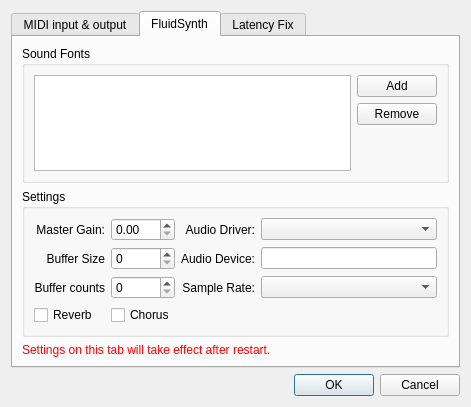
Before: the Qt Designer form src/GuiMidiSetupDialog.ui in pianobooster/PianoBooster, drawn with Qt 5.
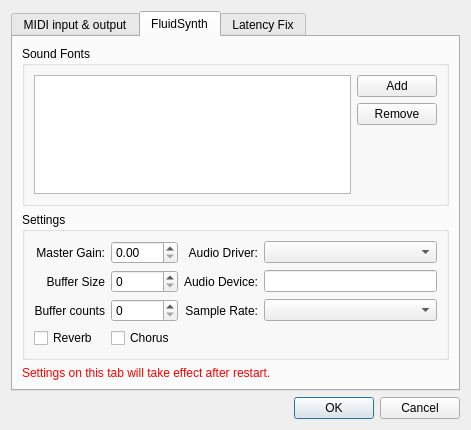
After: the same form once the commit is applied.

Commit message: buffer expansion FluidSynth

```diff
--- a/src/GuiMidiSetupDialog.ui
+++ b/src/GuiMidiSetupDialog.ui
@@ -7,7 +7,7 @@
     <x>0</x>
     <y>0</y>
     <width>471</width>
-    <height>407</height>
+    <height>430</height>
    </rect>
   </property>
   <property name="windowTitle">
@@ -256,7 +256,11 @@
              </widget>
             </item>
             <item row="1" column="1">
-             <widget class="QSpinBox" name="bufferSizeSpin"/>
+             <widget class="QSpinBox" name="bufferSizeSpin">
+              <property name="maximum">
+               <number>999999999</number>
+              </property>
+             </widget>
             </item>
             <item row="3" column="0">
              <widget class="QCheckBox" name="reverbCheck">
@@ -279,7 +283,11 @@
              <widget class="QComboBox" name="audioDriverCombo"/>
             </item>
             <item row="2" column="1">
-             <widget class="QSpinBox" name="bufferCountsSpin"/>
+             <widget class="QSpinBox" name="bufferCountsSpin">
+              <property name="maximum">
+               <number>999999999</number>
+              </property>
+             </widget>
             </item>
             <item row="0" column="1">
              <widget class="QDoubleSpinBox" name="masterGainSpin">
```
